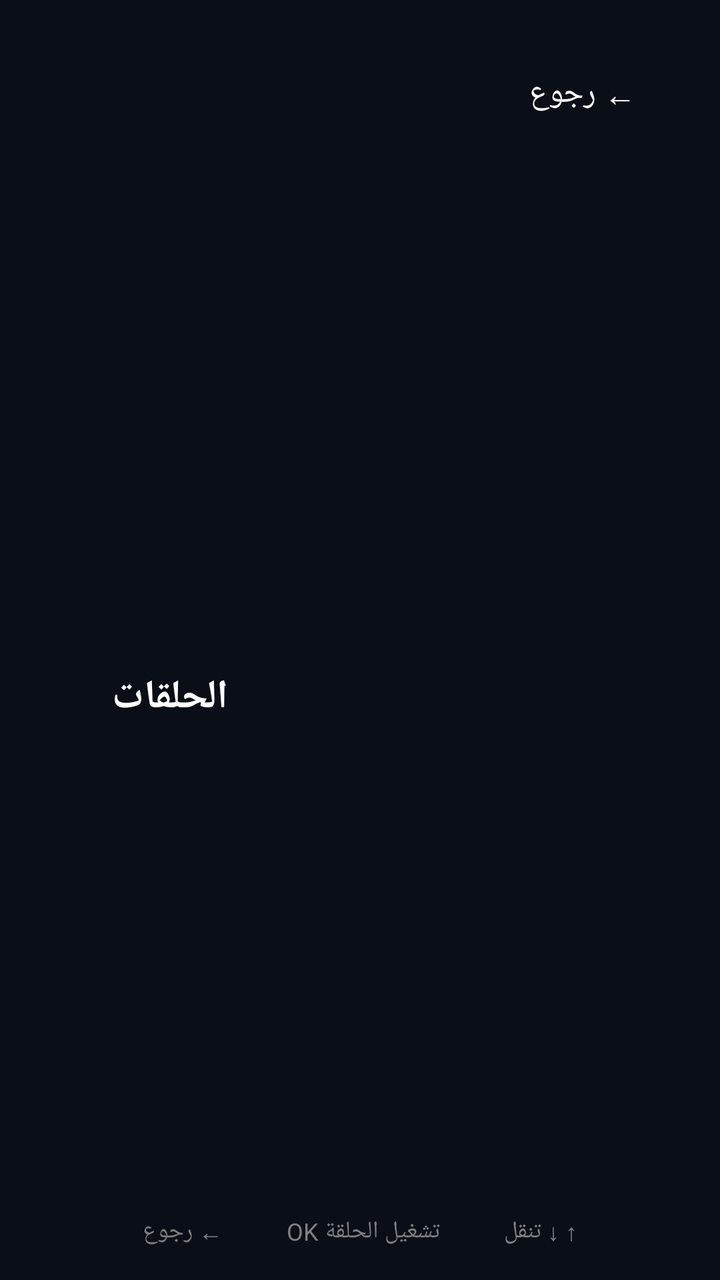
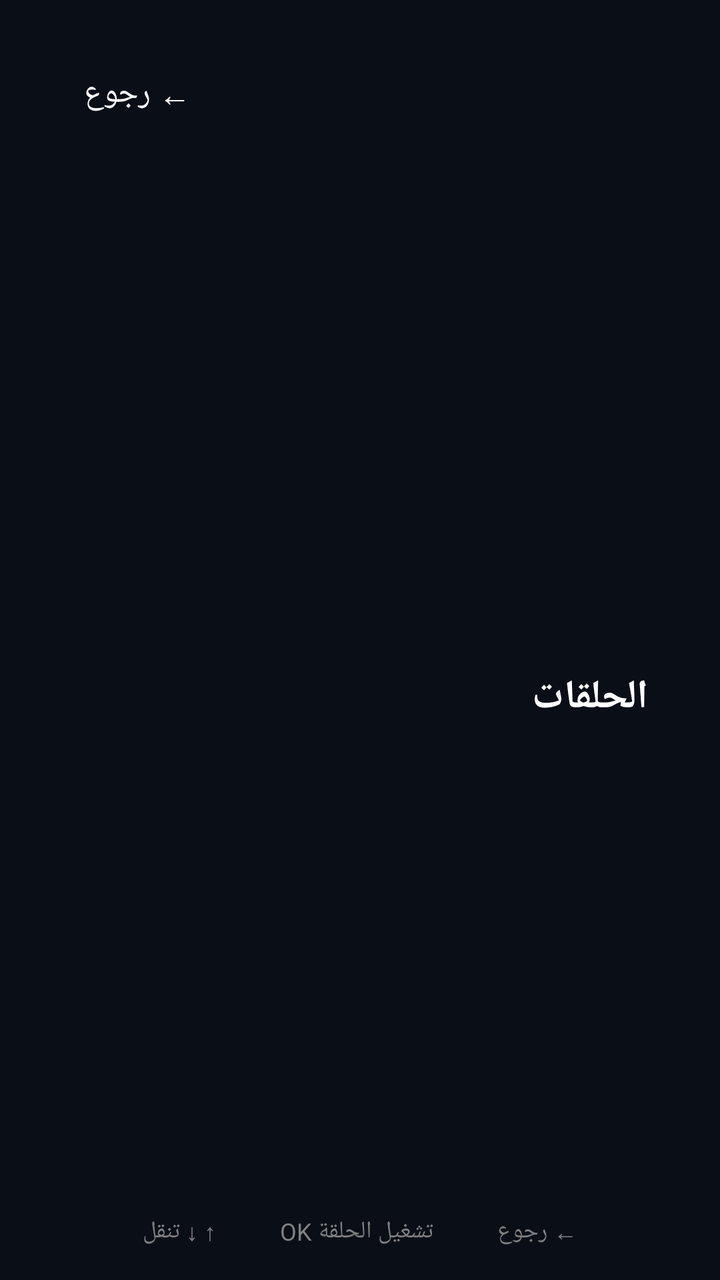

Compare the two renders of this Android layout. The source of the first and the diff that turns it into the second are given below.
<!-- AndroidManifest.xml: application theme AppTheme -->
<!-- res/layout/activity_series_details.xml -->
<?xml version="1.0" encoding="utf-8"?>
<androidx.constraintlayout.widget.ConstraintLayout xmlns:android="http://schemas.android.com/apk/res/android"
    xmlns:app="http://schemas.android.com/apk/res-auto"
    android:layout_width="match_parent"
    android:layout_height="match_parent"
    android:background="@color/ibo_bg_dark"
    android:layoutDirection="rtl">

    <TextView
        android:id="@+id/backButton"
        android:layout_width="wrap_content"
        android:layout_height="wrap_content"
        android:layout_margin="28dp"
        android:focusable="true"
        android:clickable="true"
        android:paddingHorizontal="14dp"
        android:paddingVertical="8dp"
        android:text="← رجوع"
        android:textColor="@color/white"
        android:textSize="16sp"
        app:layout_constraintStart_toStartOf="parent"
        app:layout_constraintTop_toTopOf="parent" />

    <ImageView
        android:id="@+id/seriesPoster"
        android:layout_width="170dp"
        android:layout_height="255dp"
        android:layout_marginStart="48dp"
        android:scaleType="centerCrop"
        android:contentDescription="@null"
        app:layout_constraintBottom_toTopOf="@id/bottomGuide"
        app:layout_constraintStart_toStartOf="parent"
        app:layout_constraintTop_toBottomOf="@id/backButton" />

    <TextView
        android:id="@+id/seriesName"
        android:layout_width="0dp"
        android:layout_height="wrap_content"
        android:layout_marginStart="28dp"
        android:layout_marginEnd="36dp"
        android:textColor="@color/white"
        android:textSize="28sp"
        android:textStyle="bold"
        app:layout_constraintEnd_toEndOf="parent"
        app:layout_constraintStart_toEndOf="@id/seriesPoster"
        app:layout_constraintTop_toTopOf="@id/seriesPoster" />

    <TextView
        android:id="@+id/seriesMeta"
        android:layout_width="0dp"
        android:layout_height="wrap_content"
        android:layout_marginTop="10dp"
        android:textColor="@color/text_gray_light"
        android:textSize="15sp"
        app:layout_constraintEnd_toEndOf="@id/seriesName"
        app:layout_constraintStart_toStartOf="@id/seriesName"
        app:layout_constraintTop_toBottomOf="@id/seriesName" />

    <TextView
        android:id="@+id/seriesDescription"
        android:layout_width="0dp"
        android:layout_height="wrap_content"
        android:layout_marginTop="18dp"
        android:maxLines="4"
        android:textColor="@color/text_gray_light"
        android:textSize="15sp"
        app:layout_constraintEnd_toEndOf="@id/seriesName"
        app:layout_constraintStart_toStartOf="@id/seriesName"
        app:layout_constraintTop_toBottomOf="@id/seriesMeta" />

    <TextView
        android:id="@+id/episodesTitle"
        android:layout_width="0dp"
        android:layout_height="wrap_content"
        android:layout_marginTop="28dp"
        android:text="الحلقات"
        android:textColor="@color/white"
        android:textSize="20sp"
        android:textStyle="bold"
        app:layout_constraintEnd_toEndOf="@id/seriesName"
        app:layout_constraintStart_toStartOf="@id/seriesName"
        app:layout_constraintTop_toBottomOf="@id/seriesDescription" />

    <androidx.recyclerview.widget.RecyclerView
        android:id="@+id/episodesRecyclerView"
        android:layout_width="0dp"
        android:layout_height="0dp"
        android:layout_marginTop="12dp"
        android:clipToPadding="false"
        android:paddingBottom="72dp"
        app:layout_constraintBottom_toTopOf="@id/bottomGuide"
        app:layout_constraintEnd_toEndOf="@id/seriesName"
        app:layout_constraintStart_toStartOf="@id/seriesName"
        app:layout_constraintTop_toBottomOf="@id/episodesTitle" />

    <ProgressBar
        android:id="@+id/loadingProgress"
        android:layout_width="48dp"
        android:layout_height="48dp"
        android:visibility="gone"
        app:layout_constraintBottom_toBottomOf="@id/episodesRecyclerView"
        app:layout_constraintEnd_toEndOf="@id/episodesRecyclerView"
        app:layout_constraintStart_toStartOf="@id/episodesRecyclerView"
        app:layout_constraintTop_toTopOf="@id/episodesRecyclerView" />

    <TextView
        android:id="@+id/errorText"
        android:layout_width="0dp"
        android:layout_height="wrap_content"
        android:gravity="center"
        android:textColor="@color/error_color"
        android:textSize="15sp"
        android:visibility="gone"
        app:layout_constraintBottom_toBottomOf="@id/episodesRecyclerView"
        app:layout_constraintEnd_toEndOf="@id/episodesRecyclerView"
        app:layout_constraintStart_toStartOf="@id/episodesRecyclerView"
        app:layout_constraintTop_toTopOf="@id/episodesRecyclerView" />

    <LinearLayout
        android:id="@+id/bottomGuide"
        android:layout_width="match_parent"
        android:layout_height="wrap_content"
        android:gravity="center"
        android:orientation="horizontal"
        android:padding="16dp"
        app:layout_constraintBottom_toBottomOf="parent">

        <TextView
            android:layout_width="wrap_content"
            android:layout_height="wrap_content"
            android:layout_marginHorizontal="16dp"
            android:text="↑ ↓ تنقل"
            android:textColor="@color/text_gray_dark"
            android:textSize="12sp" />

        <TextView
            android:layout_width="wrap_content"
            android:layout_height="wrap_content"
            android:layout_marginHorizontal="16dp"
            android:text="OK تشغيل الحلقة"
            android:textColor="@color/text_gray_dark"
            android:textSize="12sp" />

        <TextView
            android:layout_width="wrap_content"
            android:layout_height="wrap_content"
            android:layout_marginHorizontal="16dp"
            android:text="← رجوع"
            android:textColor="@color/text_gray_dark"
            android:textSize="12sp" />
    </LinearLayout>

</androidx.constraintlayout.widget.ConstraintLayout>
<!-- resources referenced by this layout -->
<resources>
  <color name="error_color">#FF5252</color>
  <color name="ibo_bg_dark">#0A0E17</color>
  <color name="text_gray_dark">#808080</color>
  <color name="text_gray_light">#B0B0B0</color>
  <color name="white">#FFFFFF</color>
  <style name="AppTheme" parent="Theme.AppCompat.NoActionBar">
          
          <item name="colorPrimary">@color/primary_blue</item>
          <item name="colorPrimaryDark">@color/dark_background</item>
          <item name="colorAccent">@color/accent_blue</item>
  
          
          <item name="android:windowBackground">@color/dark_background</item>
          <item name="android:colorBackground">@color/dark_background</item>
  
          
          <item name="android:textColorPrimary">@color/text_primary</item>
          <item name="android:textColorSecondary">@color/text_secondary</item>
  
          
          <item name="android:windowDrawsSystemBarBackgrounds">true</item>
      </style>
  <color name="primary_blue">#2196F3</color>
  <color name="dark_background">#0D1117</color>
  <color name="accent_blue">#64B5F6</color>
  <color name="text_primary">#FFFFFF</color>
  <color name="text_secondary">#B0B0B0</color>
</resources>

<!-- the commit's change to res/layout/activity_series_details.xml (unified diff, before → after) -->
@@ -4,7 +4,7 @@
     android:layout_width="match_parent"
     android:layout_height="match_parent"
     android:background="@color/ibo_bg_dark"
-    android:layoutDirection="rtl">
+    android:layoutDirection="ltr">
 
     <TextView
         android:id="@+id/backButton"
